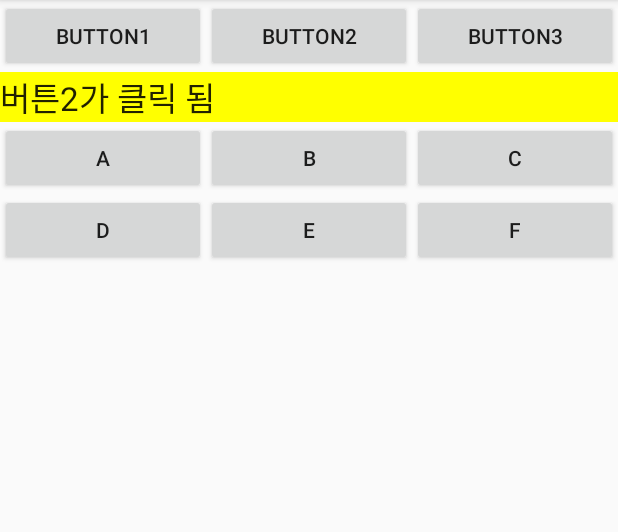
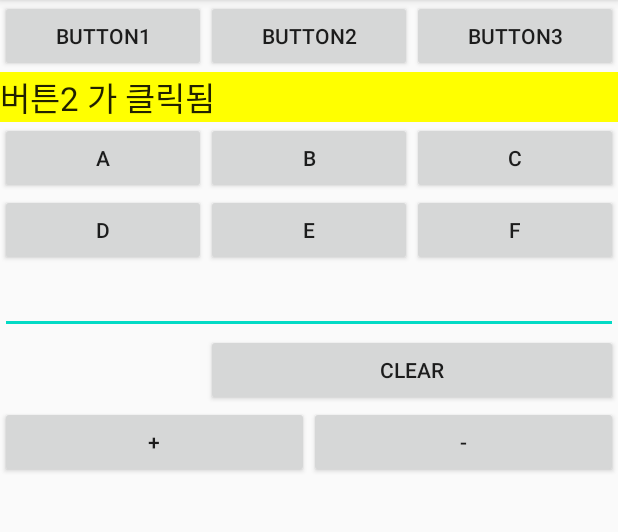
Before and after one commit to damianju/AndroidWork, an Android app: the screen it shows after launch (MainActivity), after a tap on "BUTTON2", on a phone screen of 412 x 824 dp, the part 84-616 px from its top. Run offline under Robolectric (Android 15) with nearby library versions, the phone set to English and light mode, and no system bars; 1 other tap on this screen came first.

Commit message:
학원커밋 3-2

```diff
--- a/a003_listener/src/main/java/com/lec/android/a003_widget/MainActivity.java
+++ b/a003_listener/src/main/java/com/lec/android/a003_widget/MainActivity.java
@@ -7,17 +7,18 @@ import android.os.Bundle;
 import android.util.Log;
 import android.view.View;
 import android.widget.Button;
+import android.widget.EditText;
 import android.widget.LinearLayout;
 import android.widget.TextView;
 
-public class MainActivity extends AppCompatActivity {
+public class MainActivity extends AppCompatActivity implements View.OnClickListener {
 
     TextView tvResult;
-
+    EditText et;
 
     // onCreate()
-    // 액티비티(화면)가 생성될 때 호출되는 메소드
-    // 액티비티 초기화하는 코드 작성
+    // 액티비티(화면 객체)가 생성될때 호출되는 메소드
+    // 액티비티 초기화 하는 코드 작성.
     @Override
     protected void onCreate(Bundle savedInstanceState) {
         super.onCreate(savedInstanceState);
@@ -28,50 +29,100 @@ public class MainActivity extends AppCompatActivity {
         Button btn3 = findViewById(R.id.btn3);
 
         tvResult = findViewById(R.id.tvResult);
-        final LinearLayout ll = findViewById(R.id.ll);
+        et = findViewById(R.id.et);
+        final LinearLayout ll = findViewById(R.id.ll);   // Local inner 에서 사용할수 있는 것은
+        // 멤버변수, effective final !!
 
         // 방법2 : 익명 클래스 (anonymous class) 사용.
         btn2.setOnClickListener(new View.OnClickListener() {
             @Override
-            public void onClick(View v) { // 클릭되었을 때 호출되는 메소드 (콜백 메소드 callback method)
-                Log.d("myapp", "버튼2가 클릭되었습니다");
-                tvResult.setText("버튼2가 클릭 됨");
+            public void onClick(View v) {   // 클릭되었을때 호출되는 메소드 (콜백 메소드 callback method)
+                Log.d("myapp", "버튼2가 클릭 되었습니다");
+                tvResult.setText("버튼2 가 클릭됨");
                 tvResult.setBackgroundColor(Color.YELLOW);
-
             }
         });
 
         // 다양한 이벤트, 다양한 리스너 등록 가능
         btn2.setOnLongClickListener(new View.OnLongClickListener() {
             @Override
-            public boolean onLongClick(View v) { // 롱클릭 발생시 수행하는 콜백 메소드
+            public boolean onLongClick(View v) {  // 롱클릭 발생시 수행하는 콜백 메소드
                 Log.d("myapp", "버튼2가 롱클릭 되었습니다.");
-                tvResult.setText("버튼2가 롱클릭되었습니다");
+                tvResult.setText("버튼2가 롱클릭 되었습니다");
                 tvResult.setBackgroundColor(Color.CYAN);
-                //return false; // false 리턴하면 이벤트가 click까지 간다.
-                return true;  // true 리턴하면 이벤트가 Long click 으로 소멸(consume)된다.
+                //return false;  // false 리턴하면 이벤트가 click 까지 간다.
+                return true;   // true 리턴하면 이벤트가 long click 으로 소멸 (consume) 된다.
             }
         });
 
-        // 방법3: Lambda expression 사용하기
+        // 방법3 : lambda - expression 사용하기
         // AndroidStudio 의 세팅 필요! ppt 참조!
-        btn3.setOnClickListener((v) -> { // onclick(View v)
-            Log.d("myapp", "버튼 3가 클릭되었다.");
-            tvResult.setText("버튼3가 클릭됨");
-            ll.setBackgroundColor(Color.rgb(164,198,57));
+        btn3.setOnClickListener((v) -> {    // onClick(View v)
+            Log.d("myapp", "버튼3 가 클릭 되었다");
+            tvResult.setText("버튼3 클릭됨");
+            ll.setBackgroundColor(Color.rgb(164, 198, 57));
+        });
 
-        });
+        // 방법4 : implement 한 클래스 사용
+        Button btnA = findViewById(R.id.btnA);
+        Button btnB = findViewById(R.id.btnB);
+        Button btnC = findViewById(R.id.btnC);
+        Button btnD = findViewById(R.id.btnD);
+        Button btnE = findViewById(R.id.btnE);
+        Button btnF = findViewById(R.id.btnF);
+
+        class MyListener implements View.OnClickListener{
+
+            String name;
+
+            public MyListener(String name) {this.name = name;}
+
+            @Override
+            public void onClick(View v) {
+                String tag = (String)v.getTag();
+                String text = (String)((Button)v).getText();  // getText() 는 CharSequence 객체 리턴
+                String msg = String.format("%s 버튼 %s 이 클릭[%s]", name, text, tag);
+                Log.d("myapp", msg);
+                tvResult.setText(msg);
+                et.setText(et.getText().append(name));
+            }
+        }
+
+        btnA.setOnClickListener(new MyListener("안녕1"));
+        btnB.setOnClickListener(new MyListener("안녕2"));
+        btnC.setOnClickListener(new MyListener("안녕3"));
+        btnD.setOnClickListener(new MyListener("안녕4"));
+        btnE.setOnClickListener(new MyListener("안녕5"));
+        btnF.setOnClickListener(new MyListener("안녕6"));
+
+        // 방법5 : 액티비티가 implement
+        Button btnClear = findViewById(R.id.btnClear);
+        btnClear.setOnClickListener(this);
+
+        // 연습
+        // +, - 버튼 누르면 tvResult 의 글씨가 점점 커지고/작아지게 하기
+        // getTextSize() : float 값 리턴
+        // TODO
+
+
+
 
     } // end onCreate()
 
-    // 방법1: 레이아웃 xml의 onXXX 속성으로 지정
-
-    public void changeText(View v) {
+    // 방법1 : 레이아웃 xml 의 onXXX 속성으로 지정
+    public void changeText(View v){
         // Log.d(tag, message)
-        // Log 창의 Debug 메세지로 출력
+        //  Log 창의 Debug 메세지로 출력
         Log.d("myapp", "버튼 1이 클릭되었습니다");
-        tvResult.setText("버튼 1이 클릭 되었습니다.");
-
+        tvResult.setText("버튼1 이 클릭 되었습니다.");
     }
 
+
+    // 방법5 : 액티비티가 implement 한 것을 사용
+    @Override
+    public void onClick(View v) {
+        Log.d("myapp", "Clear 버튼이 클릭되었습니다.");
+        tvResult.setText("Clear버튼이 클릭되었습니다");
+        et.setText("");
+    }
 } // end Activity
--- a/a003_listener/src/main/res/layout/activity_main.xml
+++ b/a003_listener/src/main/res/layout/activity_main.xml
@@ -58,8 +58,7 @@
                 android:layout_height="wrap_content"
                 android:text="A"
                 android:layout_column="0"
-                android:tag="Apple"
-                />
+                android:tag="Apple"/>
 
             <Button
                 android:id="@+id/btnB"
@@ -67,17 +66,15 @@
                 android:layout_height="wrap_content"
                 android:text="B"
                 android:layout_column="1"
-                android:tag="Banana"
-                />
+                android:tag="Banana"/>
 
             <Button
                 android:id="@+id/btnC"
                 android:layout_width="wrap_content"
                 android:layout_height="wrap_content"
+                android:layout_column="2"
                 android:text="C"
-                android:layout_column="2"
-                android:tag="Cookie"
-                />
+                android:tag="Cookie"/>
         </TableRow>
 
         <TableRow
@@ -93,29 +90,73 @@
                 android:tag="Donuts"/>
 
             <Button
-                android:id="@+id/bntE"
+                android:id="@+id/btnE"
                 android:layout_width="wrap_content"
                 android:layout_height="wrap_content"
+                android:layout_column="1"
                 android:text="E"
-                android:layout_column="1"
                 android:tag="Eclair"/>
 
             <Button
                 android:id="@+id/btnF"
                 android:layout_width="wrap_content"
                 android:layout_height="wrap_content"
+                android:layout_column="2"
                 android:text="F"
-                android:layout_column="2"
-                android:tag="Froyo"
+                android:tag="Froyo"/>
+        </TableRow>
+
+        <TableRow
+            android:layout_width="match_parent"
+            android:layout_height="match_parent">
+            <EditText
+                android:id="@+id/et"
+                android:layout_width="wrap_content"
+                android:layout_height="wrap_content"
+                android:inputType="textPersonName"
+                android:layout_span="3"
+                android:ems="10"
                 />
         </TableRow>
 
         <TableRow
             android:layout_width="match_parent"
-            android:layout_height="match_parent" />
+            android:layout_height="match_parent">
 
-        <TableRow
-            android:layout_width="match_parent"
-            android:layout_height="match_parent" />
+            <Button
+                android:id="@+id/btnClear"
+                android:layout_width="wrap_content"
+                android:layout_height="wrap_content"
+                android:layout_span="2"
+                android:layout_column="1"
+                android:text="Clear"
+                />
+
+        </TableRow>
+
     </TableLayout>
+
+    <LinearLayout
+        android:layout_width="match_parent"
+        android:layout_height="wrap_content"
+        android:orientation="horizontal">
+
+        <Button
+            android:id="@+id/btnInc"
+            android:layout_width="wrap_content"
+            android:layout_height="wrap_content"
+            android:text="+"
+            android:layout_weight="1"
+            />
+        <Button
+            android:id="@+id/btnDec"
+            android:layout_width="wrap_content"
+            android:layout_height="wrap_content"
+            android:text="-"
+            android:layout_weight="1"
+            />
+
+
+    </LinearLayout>
+
 </LinearLayout>
```
